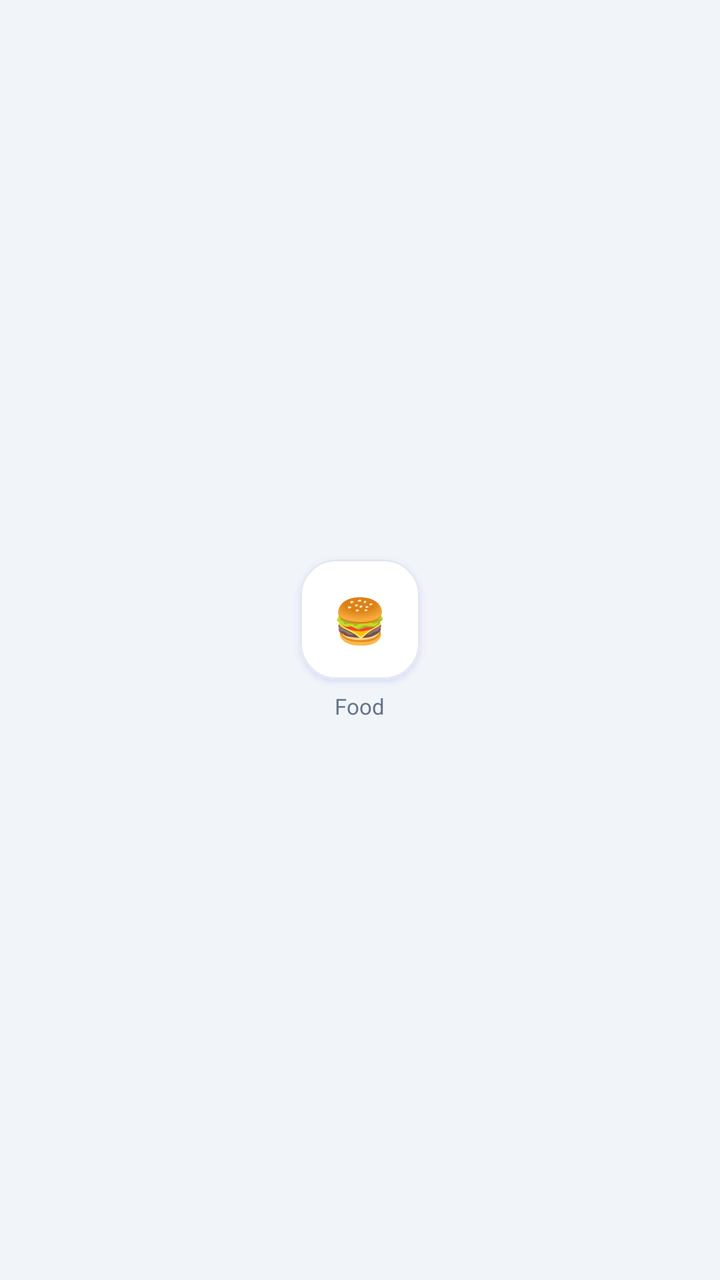
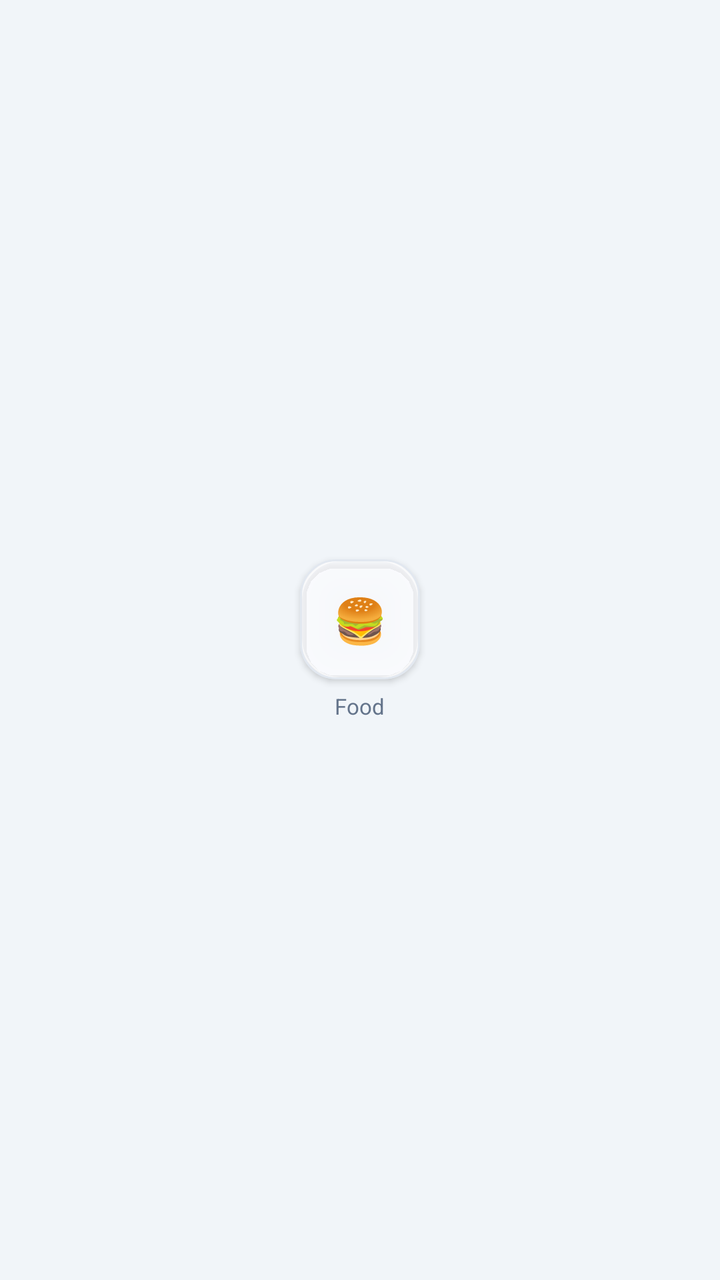

Before-and-after screenshots of an Android layout around one commit, followed by the original layout XML and the change that was made.
<!-- AndroidManifest.xml: application theme Theme.MoneyLens -->
<!-- res/layout/item_category_grid_cell.xml -->
<?xml version="1.0" encoding="utf-8"?>
<LinearLayout xmlns:android="http://schemas.android.com/apk/res/android"
    xmlns:app="http://schemas.android.com/apk/res-auto"
    android:layout_width="match_parent"
    android:layout_height="wrap_content"
    android:gravity="center"
    android:orientation="vertical"
    android:padding="8dp">

    
    <com.google.android.material.card.MaterialCardView
        android:id="@+id/cardCategoryIcon"
        style="@style/ClayCard"
        android:layout_width="60dp"
        android:layout_height="60dp"
        app:cardCornerRadius="18dp"
        app:cardElevation="2dp"
        app:strokeColor="@color/colorCardBorder"
        app:strokeWidth="1dp"
        android:clickable="false"
        android:focusable="false">

        <FrameLayout
            android:id="@+id/layoutIconCircle"
            android:layout_width="match_parent"
            android:layout_height="match_parent"
            android:background="@color/colorSurface">

            <TextView
                android:id="@+id/txtCategoryEmoji"
                android:layout_width="wrap_content"
                android:layout_height="wrap_content"
                android:layout_gravity="center"
                android:text="🍔"
                android:textSize="22sp" />
        </FrameLayout>
    </com.google.android.material.card.MaterialCardView>

    
    <TextView
        android:id="@+id/txtCategoryName"
        android:layout_width="wrap_content"
        android:layout_height="wrap_content"
        android:layout_marginTop="6dp"
        android:ellipsize="end"
        android:maxLines="1"
        android:text="Food"
        android:textColor="@color/colorTextSecondary"
        android:textSize="11sp"
        android:gravity="center" />

</LinearLayout>
<!-- resources referenced by this layout -->
<resources>
  <color name="colorCardBorder">#E2E8F0</color>
  <color name="colorSurface">#FFFFFF</color>
  <color name="colorTextSecondary">#64748B</color>
  <style name="ClayCard" parent="Widget.Material3.CardView.Elevated">
          <item name="cardCornerRadius">@dimen/clay_card_radius</item>
          <item name="cardElevation">10dp</item>
          <item name="android:stateListAnimator">@null</item>
          <item name="strokeColor">@color/colorCardBorder</item>
          <item name="strokeWidth">1dp</item>
          <item name="cardBackgroundColor">@color/colorSurface</item>
          <item name="android:outlineSpotShadowColor" tools:targetApi="p">@color/colorPrimary</item>
          <item name="android:outlineAmbientShadowColor" tools:targetApi="p">@color/colorPrimary</item>
      </style>
  <style name="Theme.MoneyLens" parent="Base.Theme.MoneyLens" />
  <dimen name="clay_card_radius">20dp</dimen>
  <color name="colorPrimary">#4F46E5</color>
  <style name="Base.Theme.MoneyLens" parent="Theme.Material3.Light.NoActionBar">
          
          <item name="colorPrimary">@color/colorPrimary</item>
          <item name="colorOnPrimary">@color/colorOnPrimary</item>
          <item name="colorSecondary">@color/colorSecondary</item>
          <item name="colorError">@color/colorDanger</item>
          <item name="android:windowBackground">@color/colorBackground</item>
          <item name="colorSurface">@color/colorSurface</item>
          <item name="android:colorBackground">@color/colorBackground</item>
          <item name="colorOnSurface">@color/colorTextPrimary</item>
  
          
          <item name="android:statusBarColor">@color/colorBackground</item>
          <item name="android:windowLightStatusBar" tools:targetApi="m">true</item>
          <item name="android:navigationBarColor">@color/colorBackground</item>
      </style>
  <color name="colorOnPrimary">#FFFFFF</color>
  <color name="colorSecondary">#14B8A6</color>
  <color name="colorDanger">#DC2626</color>
  <color name="colorBackground">#F1F5F9</color>
  <color name="colorTextPrimary">#0F172A</color>
</resources>

<!-- the commit's change to res/layout/item_category_grid_cell.xml (unified diff, before → after) -->
@@ -24,7 +24,7 @@
             android:id="@+id/layoutIconCircle"
             android:layout_width="match_parent"
             android:layout_height="match_parent"
-            android:background="@color/colorSurface">
+            android:background="@drawable/bg_glass_card">
 
             <TextView
                 android:id="@+id/txtCategoryEmoji"
<!-- resource entries referenced after the edit -->
@@ -3,21 +3,28 @@
   <color name="colorCardBorder">#E2E8F0</color>
   <color name="colorSurface">#FFFFFF</color>
   <color name="colorTextSecondary">#64748B</color>
+  <!-- drawable bg_glass_card (drawable) -->
+  <?xml version="1.0" encoding="utf-8"?>
+  <shape xmlns:android="http://schemas.android.com/apk/res/android"
+      android:shape="rectangle">
+      <solid android:color="@color/glassCardBg" />
+      <corners android:radius="20dp" />
+      <stroke android:width="1dp" android:color="@color/glassCardBorder" />
+  </shape>
   <style name="ClayCard" parent="Widget.Material3.CardView.Elevated">
           <item name="cardCornerRadius">@dimen/clay_card_radius</item>
-          <item name="cardElevation">10dp</item>
+          <item name="cardElevation">2dp</item>
           <item name="android:stateListAnimator">@null</item>
-          <item name="strokeColor">@color/colorCardBorder</item>
+          <item name="strokeColor">@color/glassCardBorder</item>
           <item name="strokeWidth">1dp</item>
-          <item name="cardBackgroundColor">@color/colorSurface</item>
-          <item name="android:outlineSpotShadowColor" tools:targetApi="p">@color/colorPrimary</item>
-          <item name="android:outlineAmbientShadowColor" tools:targetApi="p">@color/colorPrimary</item>
+          <item name="cardBackgroundColor">@color/glassCardBg</item>
       </style>
   <style name="Theme.MoneyLens" parent="Base.Theme.MoneyLens" />
+  <color name="glassCardBg">#8CFFFFFF</color>
+  <color name="glassCardBorder">#B3FFFFFF</color>
   <dimen name="clay_card_radius">20dp</dimen>
   <color name="colorPrimary">#4F46E5</color>
   <style name="Base.Theme.MoneyLens" parent="Theme.Material3.Light.NoActionBar">
-          
           <item name="colorPrimary">@color/colorPrimary</item>
           <item name="colorOnPrimary">@color/colorOnPrimary</item>
           <item name="colorSecondary">@color/colorSecondary</item>
@@ -28,9 +35,10 @@
           <item name="colorOnSurface">@color/colorTextPrimary</item>
   
           
-          <item name="android:statusBarColor">@color/colorBackground</item>
+          <item name="android:statusBarColor">@android:color/transparent</item>
           <item name="android:windowLightStatusBar" tools:targetApi="m">true</item>
-          <item name="android:navigationBarColor">@color/colorBackground</item>
+          <item name="android:navigationBarColor">@android:color/transparent</item>
+          <item name="android:windowDrawsSystemBarBackgrounds">true</item>
       </style>
   <color name="colorOnPrimary">#FFFFFF</color>
   <color name="colorSecondary">#14B8A6</color>
